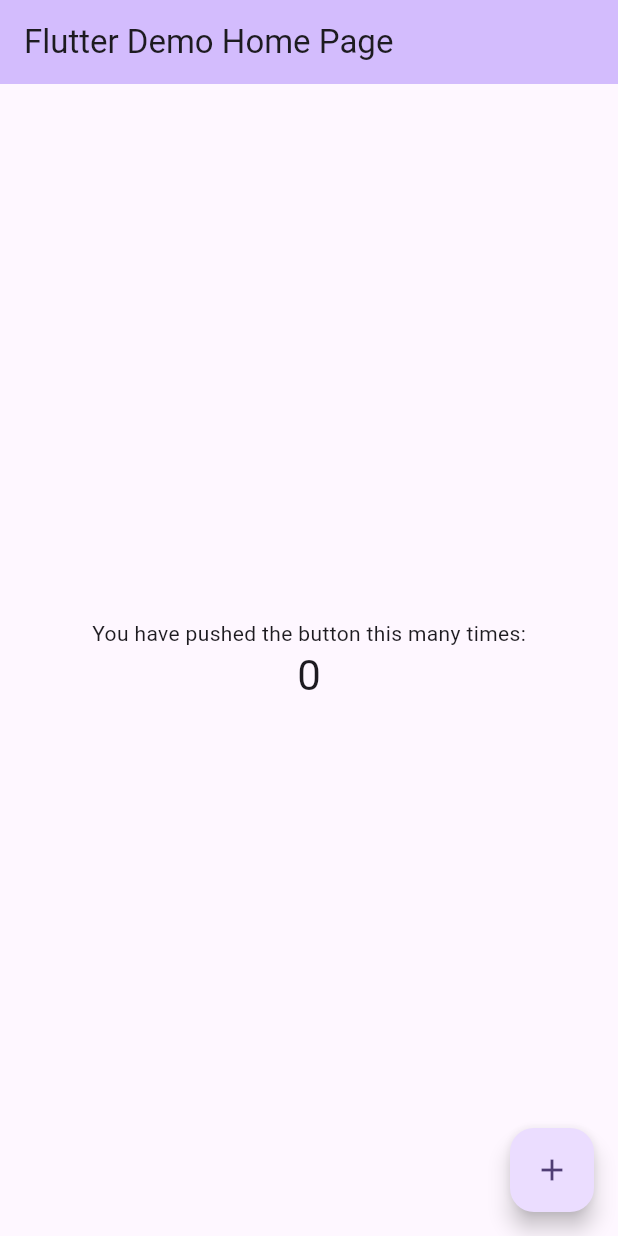
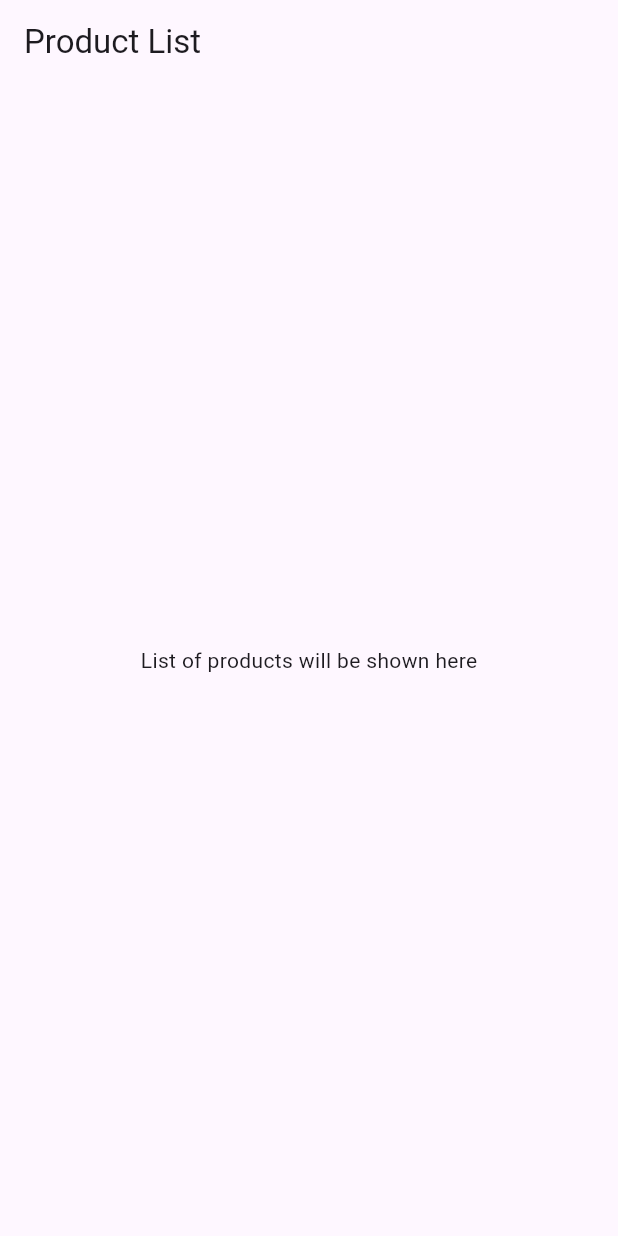
Before and after one commit to mr-entrance/simple-products-viewer-app, a Flutter app: the screen it shows after launch, on a phone screen of 412 x 824 dp. Run offline on Flutter 3.47's test engine with Material 3 defaults, Android fonts, the phone set to English and light mode, and no system bars; our stand-ins replace freezed_annotation, go_router.

Commit message:
prepare models & screens

```diff
--- a/analysis_options.yaml
+++ b/analysis_options.yaml
@@ -26,3 +26,7 @@ linter:
 
 # Additional information about this file can be found at
 # https://dart.dev/guides/language/analysis-options
+
+analyzer:
+  errors:
+    invalid_annotation_target: ignore
--- a/lib/main.dart
+++ b/lib/main.dart
@@ -1,4 +1,5 @@
 import 'package:flutter/material.dart';
+import 'package:simple_product_viewer_app/router.dart';
 
 void main() {
   runApp(const MyApp());
@@ -10,113 +11,6 @@ class MyApp extends StatelessWidget {
   // This widget is the root of your application.
   @override
   Widget build(BuildContext context) {
-    return MaterialApp(
-      title: 'Flutter Demo',
-      theme: ThemeData(
-        // This is the theme of your application.
-        //
-        // TRY THIS: Try running your application with "flutter run". You'll see
-        // the application has a purple toolbar. Then, without quitting the app,
-        // try changing the seedColor in the colorScheme below to Colors.green
-        // and then invoke "hot reload" (save your changes or press the "hot
-        // reload" button in a Flutter-supported IDE, or press "r" if you used
-        // the command line to start the app).
-        //
-        // Notice that the counter didn't reset back to zero; the application
-        // state is not lost during the reload. To reset the state, use hot
-        // restart instead.
-        //
-        // This works for code too, not just values: Most code changes can be
-        // tested with just a hot reload.
-        colorScheme: .fromSeed(seedColor: Colors.deepPurple),
-      ),
-      home: const MyHomePage(title: 'Flutter Demo Home Page'),
-    );
+    return MaterialApp.router(routerConfig: router);
   }
 }
-
-class MyHomePage extends StatefulWidget {
-  const MyHomePage({super.key, required this.title});
-
-  // This widget is the home page of your application. It is stateful, meaning
-  // that it has a State object (defined below) that contains fields that affect
-  // how it looks.
-
-  // This class is the configuration for the state. It holds the values (in this
-  // case the title) provided by the parent (in this case the App widget) and
-  // used by the build method of the State. Fields in a Widget subclass are
-  // always marked "final".
-
-  final String title;
-
-  @override
-  State<MyHomePage> createState() => _MyHomePageState();
-}
-
-class _MyHomePageState extends State<MyHomePage> {
-  int _counter = 0;
-
-  void _incrementCounter() {
-    setState(() {
-      // This call to setState tells the Flutter framework that something has
-      // changed in this State, which causes it to rerun the build method below
-      // so that the display can reflect the updated values. If we changed
-      // _counter without calling setState(), then the build method would not be
-      // called again, and so nothing would appear to happen.
-      _counter++;
-    });
-  }
-
-  @override
-  Widget build(BuildContext context) {
-    // This method is rerun every time setState is called, for instance as done
-    // by the _incrementCounter method above.
-    //
-    // The Flutter framework has been optimized to make rerunning build methods
-    // fast, so that you can just rebuild anything that needs updating rather
-    // than having to individually change instances of widgets.
-    return Scaffold(
-      appBar: AppBar(
-        // TRY THIS: Try changing the color here to a specific color (to
-        // Colors.amber, perhaps?) and trigger a hot reload to see the AppBar
-        // change color while the other colors stay the same.
-        backgroundColor: Theme.of(context).colorScheme.inversePrimary,
-        // Here we take the value from the MyHomePage object that was created by
-        // the App.build method, and use it to set our appbar title.
-        title: Text(widget.title),
-      ),
-      body: Center(
-        // Center is a layout widget. It takes a single child and positions it
-        // in the middle of the parent.
-        child: Column(
-          // Column is also a layout widget. It takes a list of children and
-          // arranges them vertically. By default, it sizes itself to fit its
-          // children horizontally, and tries to be as tall as its parent.
-          //
-          // Column has various properties to control how it sizes itself and
-          // how it positions its children. Here we use mainAxisAlignment to
-          // center the children vertically; the main axis here is the vertical
-          // axis because Columns are vertical (the cross axis would be
-          // horizontal).
-          //
-          // TRY THIS: Invoke "debug painting" (choose the "Toggle Debug Paint"
-          // action in the IDE, or press "p" in the console), to see the
-          // wireframe for each widget.
-          mainAxisAlignment: .center,
-          children: [
-            const Text('You have pushed the button this many times:'),
-            Text(
-              '$_counter',
-              style: Theme.of(context).textTheme.headlineMedium,
-            ),
-          ],
-        ),
-      ),
-      floatingActionButton: FloatingActionButton(
-        onPressed: _incrementCounter,
-        tooltip: 'Increment',
-        child: const Icon(Icons.add),
-      ),
-    );
-  }
-}
--- /dev/null
+++ b/lib/router.dart
@@ -0,0 +1,24 @@
+import 'package:flutter/material.dart';
+import 'package:go_router/go_router.dart';
+import 'package:simple_product_viewer_app/screens/product_detail_screen.dart';
+import 'package:simple_product_viewer_app/screens/product_list_screen.dart';
+
+final GoRouter router = GoRouter(
+  initialLocation: '/products',
+  routes: <RouteBase>[
+    GoRoute(
+      path: '/products',
+      builder: (BuildContext context, GoRouterState state) {
+        return const ProductListScreen();
+      },
+      routes: <RouteBase>[
+        GoRoute(
+          path: 'details',
+          builder: (BuildContext context, GoRouterState state) {
+            return ProductDetailScreen();
+          },
+        ),
+      ],
+    ),
+  ],
+);
--- /dev/null
+++ b/lib/screens/product_list_screen.dart
@@ -0,0 +1,13 @@
+import 'package:flutter/material.dart';
+
+class ProductListScreen extends StatelessWidget {
+  const ProductListScreen({Key? key}) : super(key: key);
+
+  @override
+  Widget build(BuildContext context) {
+    return Scaffold(
+      appBar: AppBar(title: const Text('Product List')),
+      body: Center(child: Text('List of products will be shown here')),
+    );
+  }
+}
```
Also changed, not shown: lib/models/product_model.dart (added, +50 -0 lines), lib/screens/product_detail_screen.dart (added, +9 -0 lines), lib/models/product_model.freezed.dart (added), lib/models/product_model.g.dart (added).
